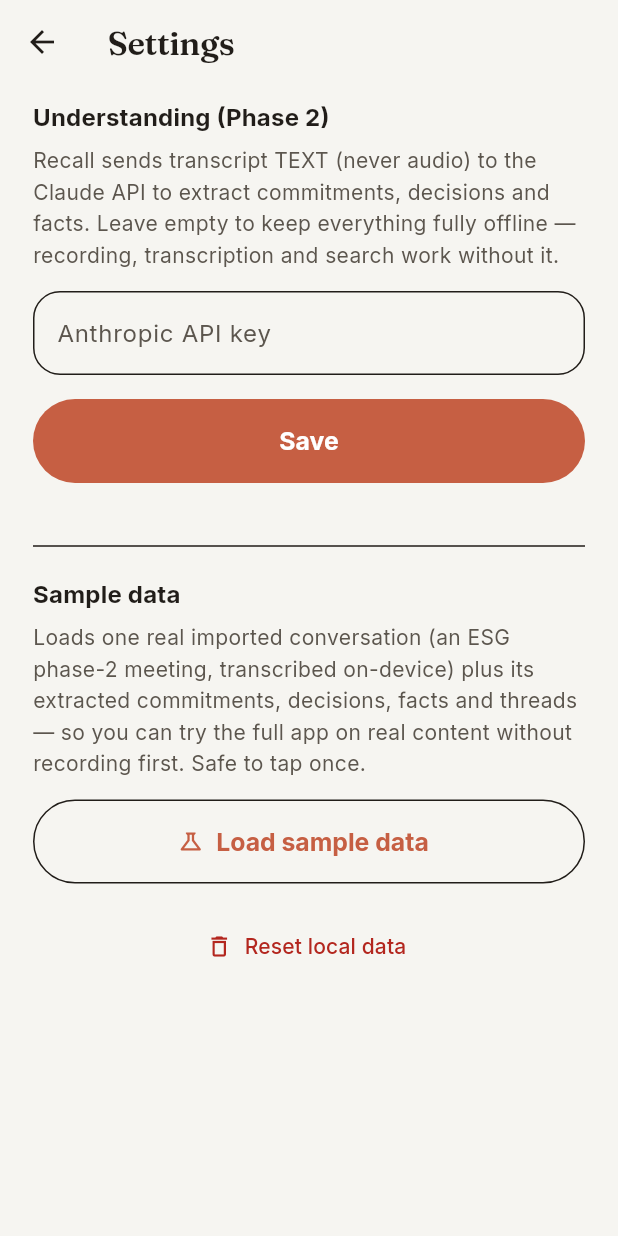
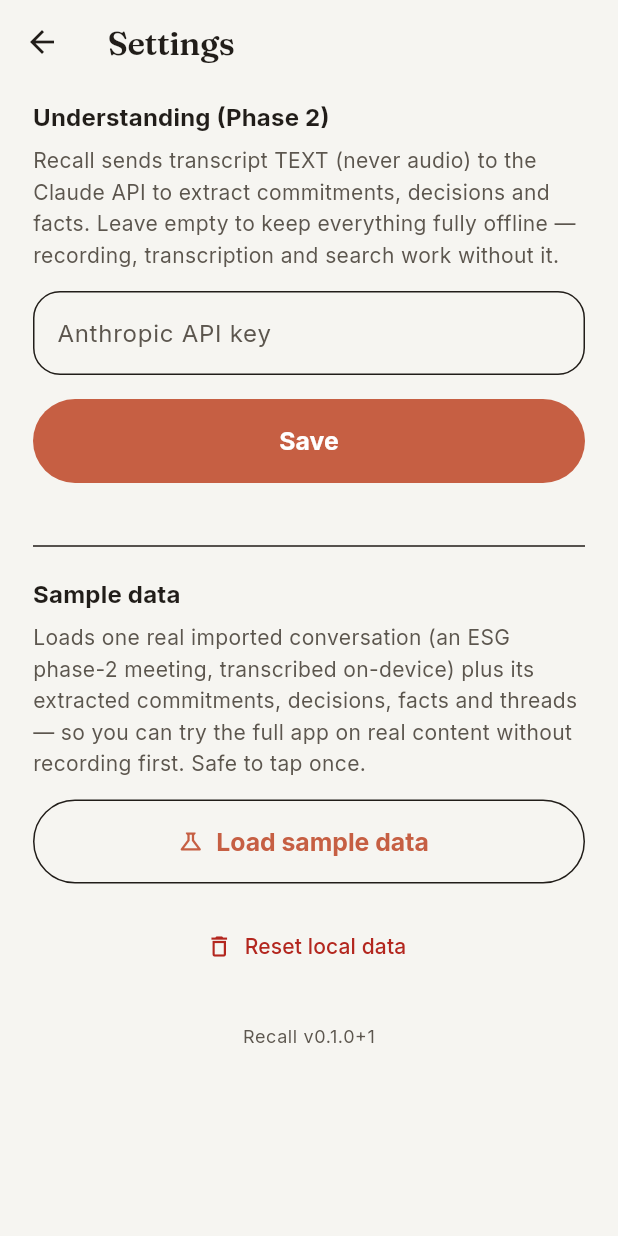
Before and after one commit to Sourav-Bhat/reacll, a Flutter app: the SettingsScreen screen opened directly, on a phone screen of 412 x 824 dp. Run offline on Flutter 3.47's test engine with Material 3 defaults, Android fonts, the phone set to English and light mode, and no system bars; our stand-ins replace file_picker, google_fonts, package_info_plus; missing offline and left inert: cryptography, receive_sharing_intent, record, sherpa_onnx, sqlite3, whisper_ggml; statements that could not run were skipped.

Commit message:
chore: show app version in Settings; CI stamps build number

```diff
--- a/lib/screens/settings_screen.dart
+++ b/lib/screens/settings_screen.dart
@@ -1,4 +1,6 @@
 import 'package:flutter/material.dart';
+
+import 'package:package_info_plus/package_info_plus.dart';
 
 import '../main.dart';
 import '../services/extraction_service.dart';
@@ -14,6 +16,7 @@ class SettingsScreen extends StatefulWidget {
 class _SettingsScreenState extends State<SettingsScreen> {
   late final TextEditingController _keyCtl;
   bool _sampleLoaded = false;
+  String _version = '';
 
   @override
   void initState() {
@@ -21,6 +24,11 @@ class _SettingsScreenState extends State<SettingsScreen> {
     _keyCtl = TextEditingController(
         text: db.getSetting(ExtractionService.settingApiKey) ?? '');
     _sampleLoaded = SampleData.isLoaded(db);
+    PackageInfo.fromPlatform().then((i) {
+      if (mounted) {
+        setState(() => _version = 'v${i.version}+${i.buildNumber}');
+      }
+    });
   }
 
   @override
@@ -138,6 +146,14 @@ class _SettingsScreenState extends State<SettingsScreen> {
             label: Text('Reset local data',
                 style: TextStyle(color: t.colorScheme.error)),
           ),
+          const SizedBox(height: 28),
+          Center(
+            child: Text(
+              _version.isEmpty ? 'Recall' : 'Recall $_version',
+              style: t.textTheme.bodySmall
+                  ?.copyWith(color: t.colorScheme.onSurfaceVariant),
+            ),
+          ),
         ],
       ),
     );
--- a/pubspec.yaml
+++ b/pubspec.yaml
@@ -29,6 +29,7 @@ dependencies:
   cryptography: ^2.7.0              # PBKDF2 + AES-GCM for encrypted backup
   intl: ^0.19.0
   google_fonts: ^6.2.1              # Fraunces + Inter (2026 design)
+  package_info_plus: ^8.0.0        # show app version in Settings
 
 dev_dependencies:
   flutter_test:
```
Also changed, not shown: 1 other file.
